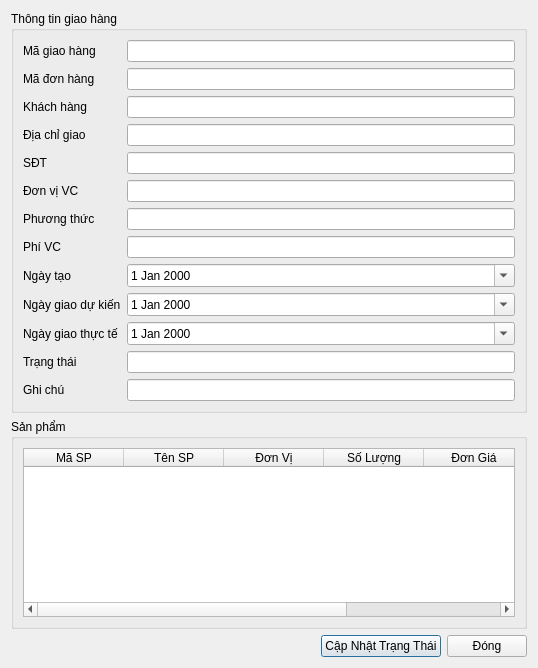
First picture: the form in ui/shipment_detail.ui, repository thinh-doan/sales-and-warehouse-management-system, before the edit.
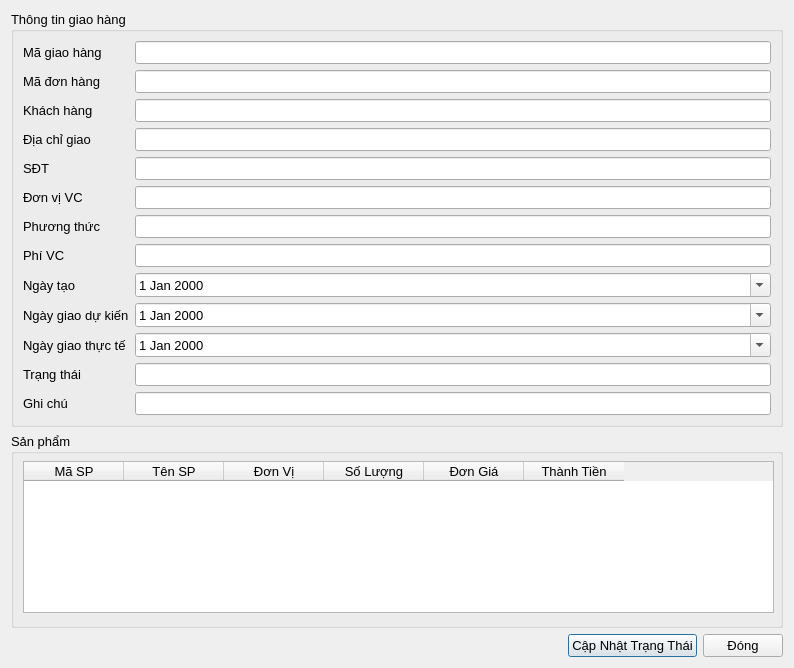
Second picture: the form after the edit. Icons and pictures are not drawn.

The edit to the form file:
```diff
--- a/ui/shipment_detail.ui
+++ b/ui/shipment_detail.ui
@@ -6,10 +6,15 @@
    <rect>
     <x>0</x>
     <y>0</y>
-    <width>538</width>
+    <width>794</width>
     <height>668</height>
    </rect>
   </property>
+  <property name="font">
+   <font>
+    <pointsize>10</pointsize>
+   </font>
+  </property>
   <property name="windowTitle">
    <string>Chi tiết giao hàng</string>
   </property>
@@ -206,9 +211,15 @@
      <property name="title">
       <string>Sản phẩm</string>
      </property>
-     <layout class="QVBoxLayout">
-      <item>
        <widget class="QTableWidget" name="tblSanPham">
+      <property name="geometry">
+       <rect>
+        <x>12</x>
+        <y>28</y>
+        <width>751</width>
+        <height>152</height>
+       </rect>
+      </property>
         <column>
          <property name="text">
           <string>Mã SP</string>
@@ -240,8 +251,6 @@
          </property>
         </column>
        </widget>
-      </item>
-     </layout>
     </widget>
    </item>
    <item>
```
Left out of the diff: 6 changed lines with no effect on the pictures. Lines whose indentation alone changed are shown as unchanged.
